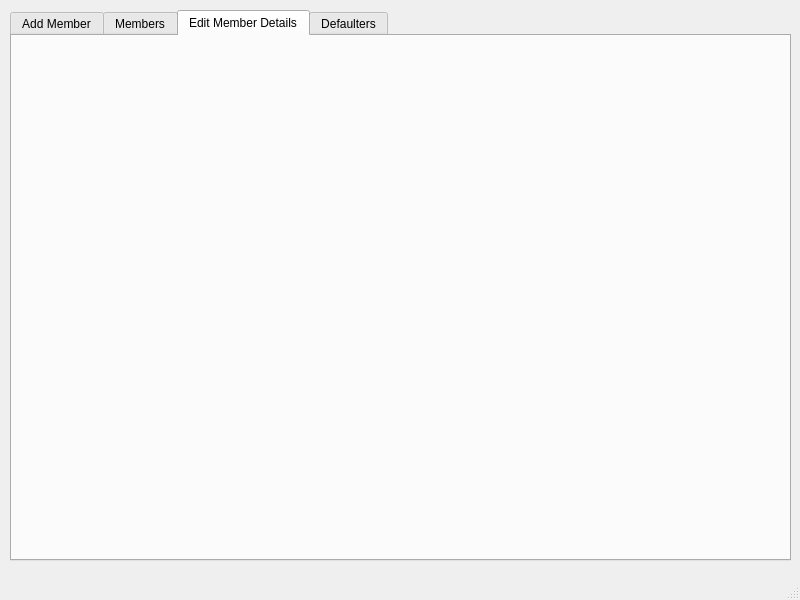
Qt form ui/Member Window.ui (amazinglySK/lms-400) before a commit.
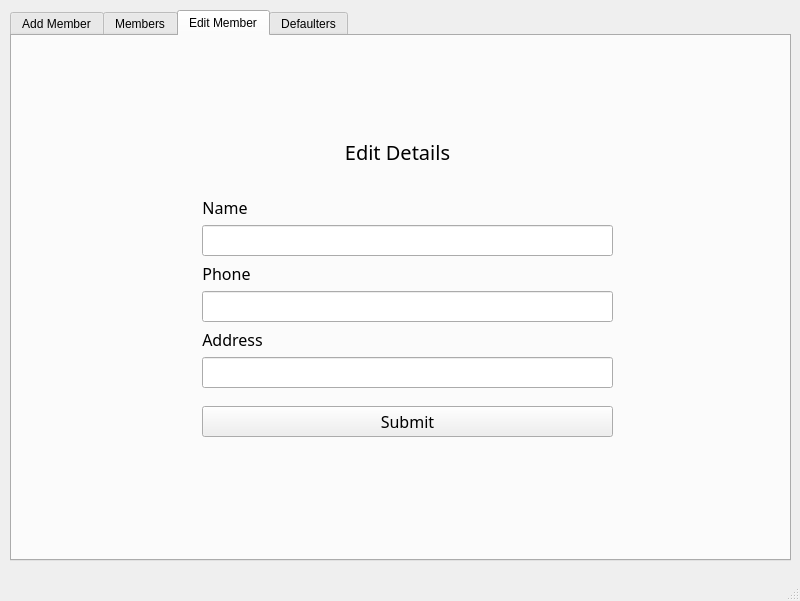
The same form after that commit. The open tabs and pages were chosen to show the change.

```diff
--- a/ui/Member Window.ui
+++ b/ui/Member Window.ui
@@ -7,7 +7,7 @@
     <x>0</x>
     <y>0</y>
     <width>800</width>
-    <height>600</height>
+    <height>601</height>
    </rect>
   </property>
   <property name="windowTitle">
@@ -222,8 +222,238 @@
     </widget>
     <widget class="QWidget" name="MemberEditTab">
      <attribute name="title">
-      <string>Edit Member Details</string>
+      <string>Edit Member</string>
      </attribute>
+     <widget class="QStackedWidget" name="stackedWidget">
+      <property name="geometry">
+       <rect>
+        <x>10</x>
+        <y>10</y>
+        <width>761</width>
+        <height>511</height>
+       </rect>
+      </property>
+      <property name="currentIndex">
+       <number>0</number>
+      </property>
+      <widget class="QWidget" name="SearchPage">
+       <widget class="QLabel" name="label_5">
+        <property name="geometry">
+         <rect>
+          <x>300</x>
+          <y>20</y>
+          <width>121</width>
+          <height>21</height>
+         </rect>
+        </property>
+        <property name="font">
+         <font>
+          <family>Bahnschrift</family>
+          <pointsize>15</pointsize>
+         </font>
+        </property>
+        <property name="text">
+         <string>Search Member</string>
+        </property>
+        <property name="alignment">
+         <set>Qt::AlignCenter</set>
+        </property>
+       </widget>
+       <widget class="QWidget" name="">
+        <property name="geometry">
+         <rect>
+          <x>90</x>
+          <y>80</y>
+          <width>591</width>
+          <height>341</height>
+         </rect>
+        </property>
+        <layout class="QVBoxLayout" name="verticalLayout_2">
+         <item>
+          <layout class="QHBoxLayout" name="horizontalLayout">
+           <item>
+            <widget class="QLineEdit" name="MemberSearchLine">
+             <property name="font">
+              <font>
+               <family>Bahnschrift</family>
+               <pointsize>12</pointsize>
+              </font>
+             </property>
+             <property name="placeholderText">
+              <string>Enter member name</string>
+             </property>
+            </widget>
+           </item>
+           <item>
+            <widget class="QPushButton" name="MemberSearchButton">
+             <property name="font">
+              <font>
+               <family>Bahnschrift</family>
+               <pointsize>12</pointsize>
+              </font>
+             </property>
+             <property name="text">
+              <string>Search</string>
+             </property>
+            </widget>
+           </item>
+          </layout>
+         </item>
+         <item>
+          <widget class="QScrollArea" name="SearchResultArea">
+           <property name="widgetResizable">
+            <bool>true</bool>
+           </property>
+           <widget class="QWidget" name="scrollAreaWidgetContents_2">
+            <property name="geometry">
+             <rect>
+              <x>0</x>
+              <y>0</y>
+              <width>587</width>
+              <height>302</height>
+             </rect>
+            </property>
+           </widget>
+          </widget>
+         </item>
+        </layout>
+       </widget>
+      </widget>
+      <widget class="QWidget" name="EditPage">
+       <widget class="QLabel" name="label_9">
+        <property name="geometry">
+         <rect>
+          <x>320</x>
+          <y>80</y>
+          <width>111</width>
+          <height>51</height>
+         </rect>
+        </property>
+        <property name="font">
+         <font>
+          <family>Bahnschrift</family>
+          <pointsize>15</pointsize>
+         </font>
+        </property>
+        <property name="text">
+         <string>Edit Details</string>
+        </property>
+        <property name="alignment">
+         <set>Qt::AlignCenter</set>
+        </property>
+       </widget>
+       <widget class="QWidget" name="">
+        <property name="geometry">
+         <rect>
+          <x>180</x>
+          <y>150</y>
+          <width>411</width>
+          <height>241</height>
+         </rect>
+        </property>
+        <layout class="QVBoxLayout" name="verticalLayout_3">
+         <item>
+          <layout class="QFormLayout" name="formLayout_2">
+           <property name="rowWrapPolicy">
+            <enum>QFormLayout::WrapAllRows</enum>
+           </property>
+           <item row="0" column="0">
+            <widget class="QLabel" name="label_6">
+             <property name="font">
+              <font>
+               <family>Bahnschrift</family>
+               <pointsize>12</pointsize>
+              </font>
+             </property>
+             <property name="text">
+              <string>Name</string>
+             </property>
+             <property name="alignment">
+              <set>Qt::AlignCenter</set>
+             </property>
+            </widget>
+           </item>
+           <item row="0" column="1">
+            <widget class="QLineEdit" name="NameLine">
+             <property name="font">
+              <font>
+               <family>Bahnschrift</family>
+               <pointsize>12</pointsize>
+              </font>
+             </property>
+            </widget>
+           </item>
+           <item row="1" column="0">
+            <widget class="QLabel" name="label_7">
+             <property name="font">
+              <font>
+               <family>Bahnschrift</family>
+               <pointsize>12</pointsize>
+              </font>
+             </property>
+             <property name="text">
+              <string>Phone</string>
+             </property>
+             <property name="alignment">
+              <set>Qt::AlignCenter</set>
+             </property>
+            </widget>
+           </item>
+           <item row="1" column="1">
+            <widget class="QLineEdit" name="PhoneLine">
+             <property name="font">
+              <font>
+               <family>Bahnschrift</family>
+               <pointsize>12</pointsize>
+              </font>
+             </property>
+            </widget>
+           </item>
+           <item row="2" column="0">
+            <widget class="QLabel" name="label_8">
+             <property name="font">
+              <font>
+               <family>Bahnschrift</family>
+               <pointsize>12</pointsize>
+              </font>
+             </property>
+             <property name="text">
+              <string>Address</string>
+             </property>
+             <property name="alignment">
+              <set>Qt::AlignCenter</set>
+             </property>
+            </widget>
+           </item>
+           <item row="2" column="1">
+            <widget class="QLineEdit" name="AddressLine">
+             <property name="font">
+              <font>
+               <family>Bahnschrift</family>
+               <pointsize>12</pointsize>
+              </font>
+             </property>
+            </widget>
+           </item>
+          </layout>
+         </item>
+         <item>
+          <widget class="QPushButton" name="SubmitButton">
+           <property name="font">
+            <font>
+             <family>Bahnschrift</family>
+             <pointsize>12</pointsize>
+            </font>
+           </property>
+           <property name="text">
+            <string>Submit</string>
+           </property>
+          </widget>
+         </item>
+        </layout>
+       </widget>
+      </widget>
+     </widget>
     </widget>
     <widget class="QWidget" name="DafaultersTab">
      <attribute name="title">
```
Left out of the diff: 46 changed lines with no effect on the pictures.
